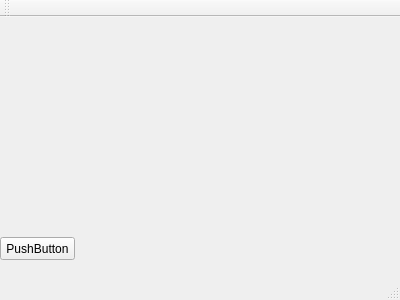
Qt form QT/gun/mainwindow.ui (Julia-Khramyshkina/homeworks) before a commit.
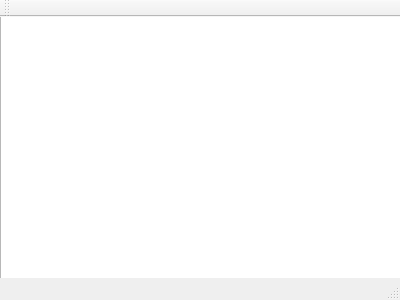
The same form after that commit.

```diff
--- a/QT/gun/mainwindow.ui
+++ b/QT/gun/mainwindow.ui
@@ -14,18 +14,15 @@
    <string>MainWindow</string>
   </property>
   <widget class="QWidget" name="centralWidget">
-   <widget class="QPushButton" name="pushButton">
+   <widget class="QGraphicsView" name="graphicsView">
     <property name="geometry">
      <rect>
       <x>0</x>
-      <y>220</y>
-      <width>75</width>
-      <height>23</height>
+      <y>-10</y>
+      <width>401</width>
+      <height>281</height>
      </rect>
     </property>
-    <property name="text">
-     <string>PushButton</string>
-    </property>
    </widget>
   </widget>
   <widget class="QMenuBar" name="menuBar">
```
